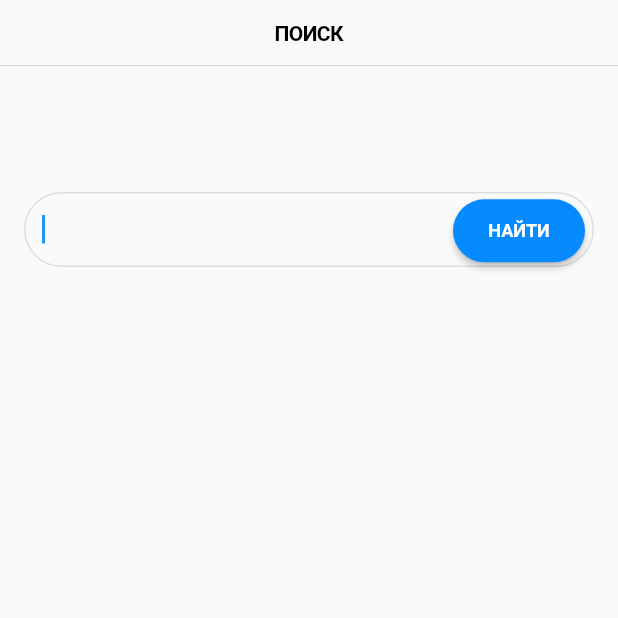
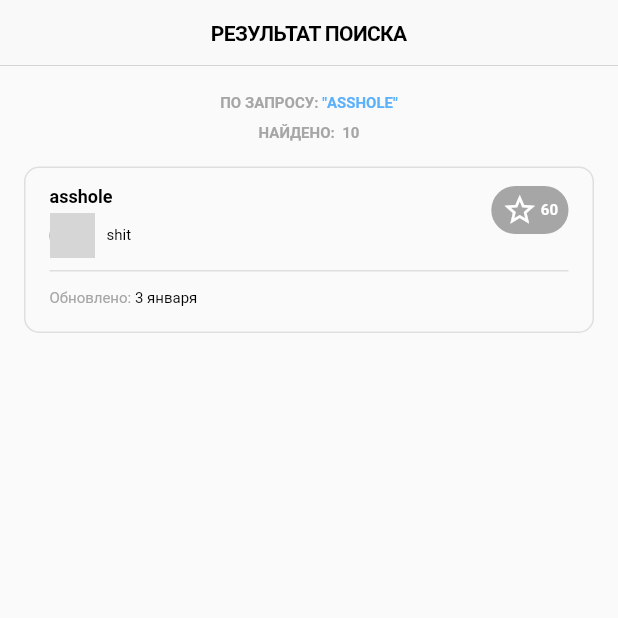
Before and after one commit to uluhulu/test_app_search_repository, a Flutter app: the screen it shows after launch, on a phone screen of 412 x 824 dp, the top half of it. Run offline on Flutter 3.47's test engine with Material 2 defaults, Android fonts, the phone set to English and light mode, and no system bars; network calls fail; grey boxes are pictures that could not be loaded.

Commit message:
add results screen ui

```diff
--- a/lib/constants/color.dart
+++ b/lib/constants/color.dart
@@ -5,9 +5,24 @@ final primaryColor = palete['white'];
 final backgroundColor = palete['white'];
 final searchButtonTextColor = palete['white'];
 final textFieldBorderColor = palete['grey'];
+final queryHeaderGreyColor = palete['dark_grey'];
+final queryHeaderBlueColor = palete['maya_blue'];
+final resultCardBorderColor = palete['gainsboro'];
+final starsThumbnailColor = palete['dark_grey'];
+final starColor = palete['white'];
+final starCountColor = palete['white'];
+final repoNameColor = palete['black'];
+final userNameColor = palete['black'];
+final separatorColor = palete['gainsboro'];
+final updateTextColor = palete['dark_grey'];
+final updateText2Color = palete['black'];
 
 final palete = {
   'dodger_blue': Color(0xff058AFF),
   'white': Color(0xffffffff),
   'grey': Colors.grey,
+  'dark_grey': Color(0xffA6A6A6),
+  'maya_blue': Color(0xff5CB1FB),
+  'gainsboro': Color(0xffDFDFDF),
+  'black': Color(0xff000000),
 };
--- a/lib/constants/style.dart
+++ b/lib/constants/style.dart
@@ -22,3 +22,41 @@ final appBarTextStyle = TextStyle(
   fontSize: 14,
   fontWeight: FontWeight.w600,
 );
+
+final queryHeaderGreyStyle = TextStyle(
+  fontSize: 10,
+  fontWeight: FontWeight.w600,
+  color: queryHeaderGreyColor,
+);
+
+final queryHeaderBlueStyle = queryHeaderGreyStyle.copyWith(
+  color: queryHeaderBlueColor,
+);
+
+final starCountStyle = TextStyle(
+  fontSize: 10,
+  fontWeight: FontWeight.w600,
+  color: starCountColor,
+);
+
+final repoNameStyle = TextStyle(
+  fontSize: 12,
+  fontWeight: FontWeight.w600,
+  color: repoNameColor,
+);
+
+final userNameStyle = TextStyle(
+  fontSize: 10,
+  fontWeight: FontWeight.w400,
+  color: userNameColor,
+);
+
+final updateTextStyle = TextStyle(
+  fontSize: 10,
+  color: updateTextColor,
+);
+
+final updateText2Style = TextStyle(
+  fontSize: 10,
+  color: updateText2Color,
+);
--- a/lib/constants/text.dart
+++ b/lib/constants/text.dart
@@ -1,2 +1,6 @@
 const  searchText = "ПОИСК";
 const  findText = "НАЙТИ";
+const searchResultText = 'РЕЗУЛЬТАТ ПОИСКА';
+const queryResultText = 'ПО ЗАПРОСУ: ';
+const queryResultCountText = 'НАЙДЕНО: ';
+const updateText = "Обновлено: ";
--- a/lib/main.dart
+++ b/lib/main.dart
@@ -1,6 +1,7 @@
 import 'package:flutter/material.dart';
 import 'package:test_app_search_repository/constants/color.dart';
 import 'package:test_app_search_repository/constants/style.dart';
+import 'package:test_app_search_repository/screens/result_screen/result_screen.dart';
 import 'package:test_app_search_repository/screens/search_screen/search_screen.dart';
 
 void main() {
@@ -18,7 +19,8 @@ class MyApp extends StatelessWidget {
         backgroundColor: backgroundColor,
         inputDecorationTheme: theme,
       ),
-      home: SearchScreen(),
+      // home: SearchScreen(),
+      home: ResultScreen(),
     );
   }
 }
--- /dev/null
+++ b/lib/screens/result_screen/result_screen.dart
@@ -0,0 +1,42 @@
+import 'package:flutter/cupertino.dart';
+import 'package:flutter/material.dart';
+import 'package:test_app_search_repository/constants/style.dart';
+import 'package:test_app_search_repository/constants/text.dart';
+import 'package:test_app_search_repository/screens/result_screen/widget/result_card/result_card.dart';
+import 'package:test_app_search_repository/screens/result_screen/widget/result_header.dart';
+
+class ResultScreen extends StatefulWidget {
+  @override
+  State<StatefulWidget> createState() {
+    return _ResultScreenState();
+  }
+}
+
+class _ResultScreenState extends State<ResultScreen> {
+  @override
+  Widget build(BuildContext context) {
+    return Scaffold(
+      appBar: CupertinoNavigationBar(
+        middle: Text(
+          searchResultText,
+          style: appBarTextStyle,
+        ),
+      ),
+      body: _buildResultsList(),
+    );
+  }
+
+  Widget _buildResultsList() {
+    return ListView(
+      children: [
+        ResultHeader(
+          queryName: "asshole",
+          resultsCount: 10,
+        ),
+        ResultCard(
+          starCount: 10,
+        ),
+      ],
+    );
+  }
+}
--- /dev/null
+++ b/lib/screens/result_screen/widget/result_card/result_card.dart
@@ -0,0 +1,51 @@
+import 'package:flutter/material.dart';
+import 'package:test_app_search_repository/constants/color.dart';
+import 'package:test_app_search_repository/screens/result_screen/widget/result_card/widget/result_card_body.dart';
+import 'package:test_app_search_repository/screens/result_screen/widget/result_card/widget/star_thumbnail.dart';
+
+class ResultCard extends StatelessWidget {
+  final int starCount;
+  final String repoName;
+
+  const ResultCard({
+    Key key,
+    this.starCount,
+    this.repoName,
+  }) : super(key: key);
+
+  @override
+  Widget build(BuildContext context) {
+    return Padding(
+      padding: const EdgeInsets.symmetric(
+        vertical: 16,
+        horizontal: 16,
+      ),
+      child: Container(
+        width: double.infinity,
+        decoration: BoxDecoration(
+          border: Border.all(color: resultCardBorderColor),
+          borderRadius: BorderRadius.all(
+            Radius.circular(10),
+          ),
+        ),
+        child: Padding(
+          padding: EdgeInsets.only(
+            left: 16,
+            right: 16,
+            top: 12,
+            bottom: 16,
+          ),
+          child: Stack(
+            children: [
+              StarThumbnail(starCount: 60),
+              ResultCardBody(
+                repoName: 'asshole',
+                userName: "shit",
+              ),
+            ],
+          ),
+        ),
+      ),
+    );
+  }
+}
--- /dev/null
+++ b/lib/screens/result_screen/widget/result_card/widget/result_card_body.dart
@@ -0,0 +1,95 @@
+import 'package:flutter/cupertino.dart';
+import 'package:flutter/material.dart';
+import 'package:test_app_search_repository/constants/color.dart';
+import 'package:test_app_search_repository/constants/style.dart';
+import 'package:test_app_search_repository/constants/text.dart';
+
+class ResultCardBody extends StatelessWidget {
+  final String repoName;
+  final String userName;
+
+  const ResultCardBody({
+    Key key,
+    this.repoName,
+    this.userName,
+  }) : super(key: key);
+
+  @override
+  Widget build(BuildContext context) {
+    return Column(
+      crossAxisAlignment: CrossAxisAlignment.start,
+      children: [
+        _buildRepoName(),
+        SizedBox(height: 4),
+        _buildUserInfoRow(),
+        SizedBox(height: 8),
+        _buildSeparator(),
+        SizedBox(height: 12),
+        _buildUpdateDate(),
+      ],
+    );
+  }
+
+  Widget _buildRepoName() {
+    return Text(
+      repoName,
+      style: repoNameStyle,
+    );
+  }
+
+  Widget _buildUserInfoRow() {
+    return Row(
+      children: [
+        _buildCircleAvatar(),
+        SizedBox(width: 8),
+        _buildUserName(),
+      ],
+    );
+  }
+
+  Widget _buildCircleAvatar() {
+    return Container(
+      width: 30,
+      height: 30,
+      decoration: new BoxDecoration(
+        color: Colors.blue,
+        shape: BoxShape.circle,
+        image: new DecorationImage(
+          fit: BoxFit.fill,
+          image: new NetworkImage("https://i.imgur.com/BoN9kdC.png"),
+        ),
+      ),
+    );
+  }
+
+  Widget _buildUserName() {
+    return Text(
+      userName,
+      style: userNameStyle,
+    );
+  }
+
+  Widget _buildSeparator() {
+    return Container(
+      height: 1,
+      width: double.infinity,
+      color: separatorColor,
+    );
+  }
+
+  Widget _buildUpdateDate() {
+    return RichText(
+      text: TextSpan(
+        text: updateText,
+        style: updateTextStyle,
+        children: [
+          TextSpan(
+            ///todo parse date
+            text: '3 января',
+            style: updateText2Style,
+          ),
+        ],
+      ),
+    );
+  }
+}
--- /dev/null
+++ b/lib/screens/result_screen/widget/result_card/widget/star_thumbnail.dart
@@ -0,0 +1,48 @@
+import 'package:flutter/cupertino.dart';
+import 'package:flutter/material.dart';
+import 'package:test_app_search_repository/constants/color.dart';
+import 'package:test_app_search_repository/constants/style.dart';
+
+class StarThumbnail extends StatelessWidget {
+  final int starCount;
+
+  const StarThumbnail({
+    Key key,
+    this.starCount,
+  }) : super(key: key);
+
+  @override
+  Widget build(BuildContext context) {
+    return Positioned(
+      right: 0,
+      top: 0,
+      child: Container(
+        padding: EdgeInsets.symmetric(
+          horizontal: 7,
+          vertical: 4,
+        ),
+        decoration: BoxDecoration(
+          color: starsThumbnailColor,
+          borderRadius: BorderRadius.all(
+            Radius.elliptical(50, 50),
+          ),
+        ),
+        child: Row(
+          children: [
+            Icon(
+              Icons.star_border,
+              color: starColor,
+            ),
+            SizedBox(
+              width: 2,
+            ),
+            Text(
+              '$starCount',
+              style: starCountStyle,
+            ),
+          ],
+        ),
+      ),
+    );
+  }
+}
--- /dev/null
+++ b/lib/screens/result_screen/widget/result_header.dart
@@ -0,0 +1,48 @@
+import 'package:flutter/cupertino.dart';
+import 'package:test_app_search_repository/constants/style.dart';
+import 'package:test_app_search_repository/constants/text.dart';
+
+class ResultHeader extends StatelessWidget {
+  final String queryName;
+  final int resultsCount;
+
+  const ResultHeader({
+    Key key,
+    this.queryName,
+    this.resultsCount,
+  }) : super(key: key);
+
+  @override
+  Widget build(BuildContext context) {
+    return Column(
+      children: [
+        SizedBox(height: 19),
+        _buildQueryName(),
+        SizedBox(height: 8),
+        _buildResultsCount(),
+      ],
+    );
+  }
+
+  Widget _buildQueryName() {
+    return RichText(
+      text: TextSpan(
+        text: queryResultText,
+        style: queryHeaderGreyStyle,
+        children: [
+          TextSpan(
+            text: '"$queryName"'.toUpperCase(),
+            style: queryHeaderBlueStyle,
+          ),
+        ],
+      ),
+    );
+  }
+
+  Widget _buildResultsCount() {
+    return Text(
+      '$queryResultCountText $resultsCount',
+      style: queryHeaderGreyStyle,
+    );
+  }
+}
```
